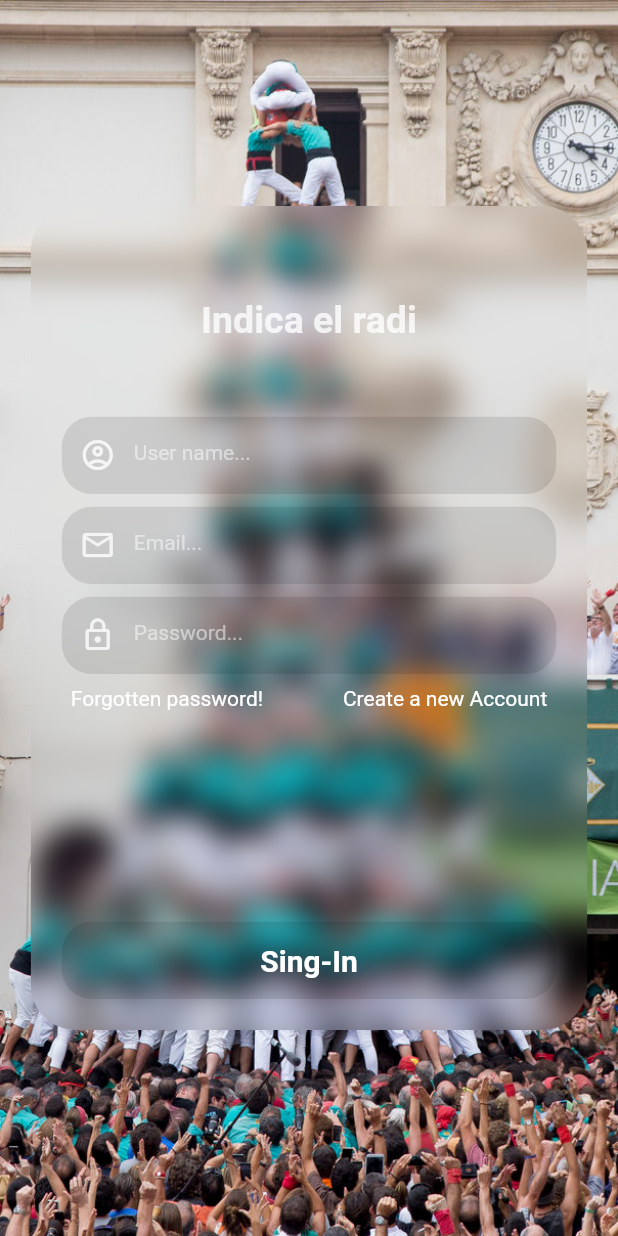
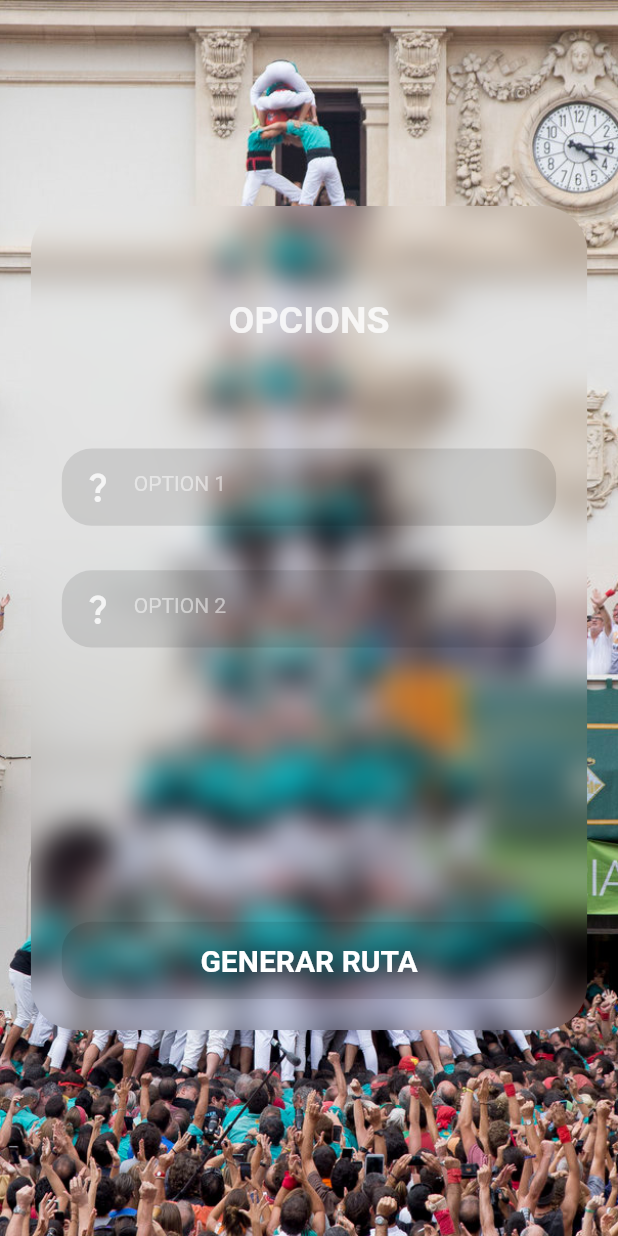
Before and after one commit to CATCultura/Pes2022_CatCultura_FronEnd, a Flutter app: the RutaCultural screen opened by its route, after a tap on "Generar Ruta Cultural", on a phone screen of 412 x 824 dp. Run offline on Flutter 3.47's test engine with Material 2 defaults, Android fonts, the phone set to English and light mode, and no system bars; our stand-ins replace fluttertoast, google_maps_flutter, like_button, transparent_image; missing offline and left inert: flutter_polyline_points, google_maps_cluster_manager; network calls fail; Roboto replaces fonts that are missing (OpenSans).

Commit message:
Interficie de Ruta Cultural (funciona con 3 eventos random)

```diff
--- a/lib/views/screens/parametersRutaCultural.dart
+++ b/lib/views/screens/parametersRutaCultural.dart
@@ -58,7 +58,7 @@ class SelectionScreenState extends State<SelectionScreen> {
                                   bottom: size.width * .1,
                                 ),
                                 child: Text(
-                                  'Indica el radi',
+                                  'OPCIONS',
                                   style: TextStyle(
                                     fontSize: 25,
                                     fontWeight: FontWeight.w600,
@@ -67,73 +67,25 @@ class SelectionScreenState extends State<SelectionScreen> {
                                 ),
                               ),
                               component(
-                                Icons.account_circle_outlined,
-                                'User name...',
+                                Icons.question_mark,
+                                'OPTION 1',
                                 false,
                                 false,
                                 size
                               ),
                               component(
-                                Icons.email_outlined,
-                                'Email...',
-                                false,
-                                true,
-                                size
-                              ),
-                              component(
-                                Icons.lock_outline,
-                                'Password...',
+                                Icons.question_mark,
+                                'OPTION 2',
                                 true,
                                 false,
                                 size
                               ),
-                              Row(
-                                mainAxisAlignment:
-                                MainAxisAlignment.spaceAround,
-                                children: [
-                                  RichText(
-                                    text: TextSpan(
-                                      text: 'Forgotten password!',
-                                      style: TextStyle(
-                                        color: Colors.white,
-                                      ),
-                                      recognizer: TapGestureRecognizer()
-                                        ..onTap = () {
-                                          HapticFeedback.lightImpact();
-                                          Fluttertoast.showToast(
-                                            msg:
-                                            'Forgotten password! button pressed',
-                                          );
-                                        },
-                                    ),
-                                  ),
-                                  RichText(
-                                    text: TextSpan(
-                                      text: 'Create a new Account',
-                                      style: TextStyle(
-                                        color: Colors.white,
-                                      ),
-                                      recognizer: TapGestureRecognizer()
-                                        ..onTap = () {
-                                          HapticFeedback.lightImpact();
-                                          Fluttertoast.showToast(
-                                            msg:
-                                            'Create a new Account button pressed',
-                                          );
-                                        },
-                                    ),
-                                  ),
-                                ],
-                              ),
+
                               SizedBox(height: size.width * .3),
                               InkWell(
                                 splashColor: Colors.transparent,
                                 highlightColor: Colors.transparent,
                                 onTap: () {
-                                  // HapticFeedback.lightImpact();
-                                  // Fluttertoast.showToast(
-                                  //   msg: 'Sign-In button pressed',
-                                  // );
                                   Navigator.pop(context, RutaCulturalArgs(1.0, 2.0, 3.0));
                                 },
                                 child: Container(
@@ -148,7 +100,7 @@ class SelectionScreenState extends State<SelectionScreen> {
                                     borderRadius: BorderRadius.circular(20),
                                   ),
                                   child: Text(
-                                    'Sing-In',
+                                    'GENERAR RUTA',
                                     style: TextStyle(
                                       color: Colors.white,
                                       fontSize: 20,
--- a/pubspec.yaml
+++ b/pubspec.yaml
@@ -52,6 +52,7 @@ dependencies:
   flutter_launcher_icons: ^0.10.0
   google_maps_cluster_manager: ^3.0.0+1
   fluttertoast: ^8.1.1
+  flutter_polyline_points: ^1.0.0
 
 flutter_icons:
   android: true
```
Also changed, not shown: lib/repository/EventsRepository.dart (+11 -2 lines), lib/views/screens/rutaCultural.dart (+47 -56 lines), pubspec.lock.
